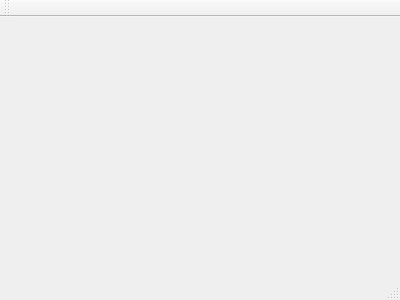
Before: the Qt Designer form LR1/mainwindow.ui in RyazMax/BMSTU_ComutingAlgorithms, drawn with Qt 5.
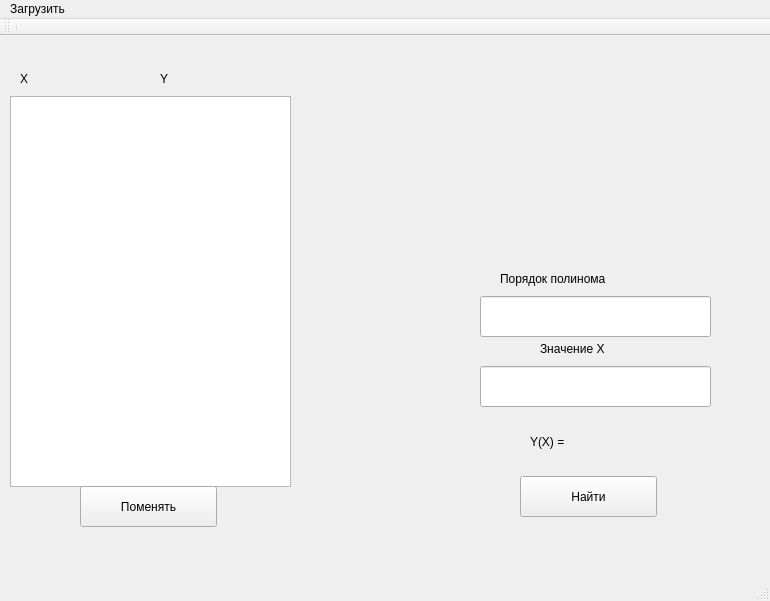
After: the same form once the commit is applied.

What changed in the file:
```diff
--- a/LR1/mainwindow.ui
+++ b/LR1/mainwindow.ui
@@ -1,24 +1,180 @@
 <ui version="4.0">
  <class>MainWindow</class>
- <widget class="QMainWindow" name="MainWindow" >
-  <property name="geometry" >
+ <widget class="QMainWindow" name="MainWindow">
+  <property name="geometry">
    <rect>
     <x>0</x>
     <y>0</y>
-    <width>400</width>
-    <height>300</height>
+    <width>770</width>
+    <height>601</height>
    </rect>
   </property>
   <property name="windowTitle" >
    <string>MainWindow</string>
   </property>
-  <widget class="QMenuBar" name="menuBar" />
-  <widget class="QToolBar" name="mainToolBar" />
-  <widget class="QWidget" name="centralWidget" />
-  <widget class="QStatusBar" name="statusBar" />
+  <widget class="QWidget" name="centralWidget">
+   <widget class="QTableWidget" name="tableWidget">
+    <property name="geometry">
+     <rect>
+      <x>10</x>
+      <y>60</y>
+      <width>281</width>
+      <height>391</height>
+     </rect>
+    </property>
+   </widget>
+   <widget class="QLabel" name="first_column_label">
+    <property name="geometry">
+     <rect>
+      <x>20</x>
+      <y>30</y>
+      <width>91</width>
+      <height>25</height>
+     </rect>
+    </property>
+    <property name="text">
+     <string>X</string>
+    </property>
+   </widget>
+   <widget class="QLabel" name="second_column_label">
+    <property name="geometry">
+     <rect>
+      <x>160</x>
+      <y>30</y>
+      <width>103</width>
+      <height>25</height>
+     </rect>
+    </property>
+    <property name="text">
+     <string>Y</string>
+    </property>
+   </widget>
+   <widget class="QPushButton" name="swapButton">
+    <property name="geometry">
+     <rect>
+      <x>80</x>
+      <y>450</y>
+      <width>137</width>
+      <height>41</height>
+     </rect>
+    </property>
+    <property name="text">
+     <string>Поменять</string>
+    </property>
+   </widget>
+   <widget class="QLineEdit" name="nPolynomEdit">
+    <property name="geometry">
+     <rect>
+      <x>480</x>
+      <y>260</y>
+      <width>231</width>
+      <height>41</height>
+     </rect>
+    </property>
+    <property name="placeholderText">
+     <string comment="Введите порядок полинома" extracomment="Поав"/>
+    </property>
+   </widget>
+   <widget class="QLabel" name="nPolynomLabel">
+    <property name="geometry">
+     <rect>
+      <x>500</x>
+      <y>230</y>
+      <width>221</width>
+      <height>25</height>
+     </rect>
+    </property>
+    <property name="text">
+     <string>Порядок полинома</string>
+    </property>
+   </widget>
+   <widget class="QLineEdit" name="xEdit">
+    <property name="geometry">
+     <rect>
+      <x>480</x>
+      <y>330</y>
+      <width>231</width>
+      <height>41</height>
+     </rect>
+    </property>
+    <property name="placeholderText">
+     <string comment="Введите порядок полинома" extracomment="Поав"/>
+    </property>
+   </widget>
+   <widget class="QLabel" name="xEntryLabel">
+    <property name="geometry">
+     <rect>
+      <x>540</x>
+      <y>300</y>
+      <width>151</width>
+      <height>25</height>
+     </rect>
+    </property>
+    <property name="text">
+     <string>Значение X</string>
+    </property>
+   </widget>
+   <widget class="QLabel" name="answerLabel">
+    <property name="geometry">
+     <rect>
+      <x>530</x>
+      <y>390</y>
+      <width>171</width>
+      <height>31</height>
+     </rect>
+    </property>
+    <property name="text">
+     <string>Y(X) = </string>
+    </property>
+   </widget>
+   <widget class="QPushButton" name="solveButton">
+    <property name="geometry">
+     <rect>
+      <x>520</x>
+      <y>440</y>
+      <width>137</width>
+      <height>41</height>
+     </rect>
+    </property>
+    <property name="text">
+     <string>Найти</string>
+    </property>
+   </widget>
+  </widget>
+  <widget class="QMenuBar" name="menuBar">
+   <property name="geometry">
+    <rect>
+     <x>0</x>
+     <y>0</y>
+     <width>770</width>
+     <height>30</height>
+    </rect>
+   </property>
+   <widget class="QMenu" name="menu">
+    <property name="title">
+     <string>Загрузить</string>
+    </property>
+    <addaction name="action"/>
+   </widget>
+   <addaction name="menu"/>
+  </widget>
+  <widget class="QToolBar" name="mainToolBar">
+   <attribute name="toolBarArea">
+    <enum>TopToolBarArea</enum>
+   </attribute>
+   <attribute name="toolBarBreak">
+    <bool>false</bool>
+   </attribute>
+   <addaction name="separator"/>
+  </widget>
+  <widget class="QStatusBar" name="statusBar"/>
+  <action name="action">
+   <property name="text">
+    <string>Из файла</string>
+   </property>
+  </action>
  </widget>
- <layoutDefault spacing="6" margin="11" />
- <pixmapfunction></pixmapfunction>
+ <layoutdefault spacing="6" margin="11"/>
  <resources/>
  <connections/>
 </ui>
```
Left out of the diff: 3 changed lines with no effect on the pictures.
